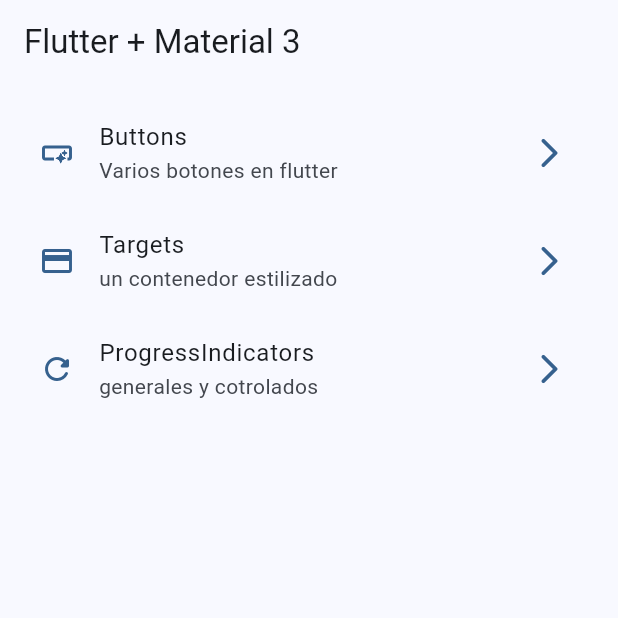
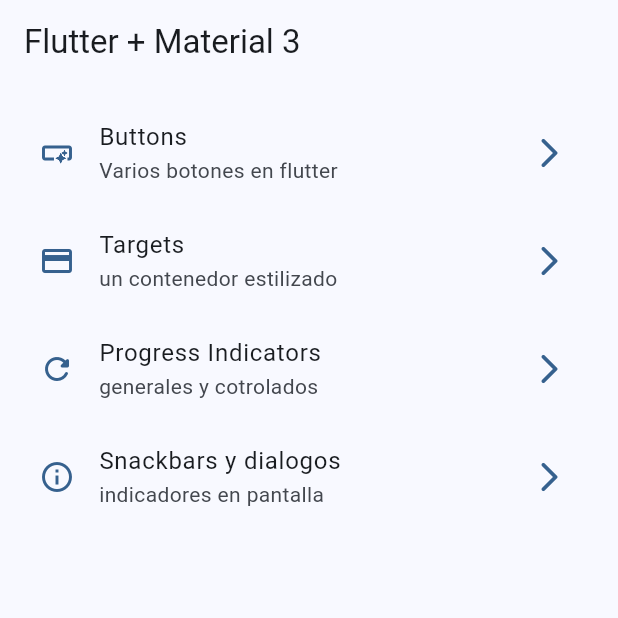
Before and after one commit to Erick3061/flutter_widgets_app, a Flutter app: the screen it shows after launch, on a phone screen of 412 x 824 dp, the top half of it. Run offline on Flutter 3.47's test engine with Material 2 defaults, Android fonts, the phone set to English and light mode, and no system bars; our stand-ins replace go_router.

Commit message:
Snackbars and Dialogs finished

```diff
--- a/lib/config/menu/menu_items.dart
+++ b/lib/config/menu/menu_items.dart
@@ -28,9 +28,15 @@ const appMenuItems = <MenuItem>[
     icon: Icons.credit_card,
   ),
   MenuItem(
-    title: 'ProgressIndicators',
+    title: 'Progress Indicators',
     subTitle: 'generales y cotrolados',
     link: '/progress',
     icon: Icons.refresh_rounded,
   ),
+  MenuItem(
+    title: 'Snackbars y dialogos',
+    subTitle: 'indicadores en pantalla',
+    link: '/snackbars',
+    icon: Icons.info_outline,
+  ),
 ];
--- a/lib/config/router/app_router.dart
+++ b/lib/config/router/app_router.dart
@@ -24,5 +24,10 @@ final appRouter = GoRouter(
       path: '/progress',
       builder: (context, state) => const ProgressScreen(),
     ),
+    GoRoute(
+      name: SnackbarScreen.name,
+      path: '/snackbars',
+      builder: (context, state) => const SnackbarScreen(),
+    ),
   ],
 );
--- a/lib/main.dart
+++ b/lib/main.dart
@@ -12,6 +12,7 @@ class MainApp extends StatelessWidget {
   @override
   Widget build(BuildContext context) {
     return MaterialApp.router(
+      title: 'Flutter widgets',
       routerConfig: appRouter,
       debugShowCheckedModeBanner: false,
       theme: AppTheme(selectedColor: 0).getTheme(),
```
Also changed, not shown: lib/presentation/screens/snackbar/snackbar_screen.dart (+71 -1 lines).
